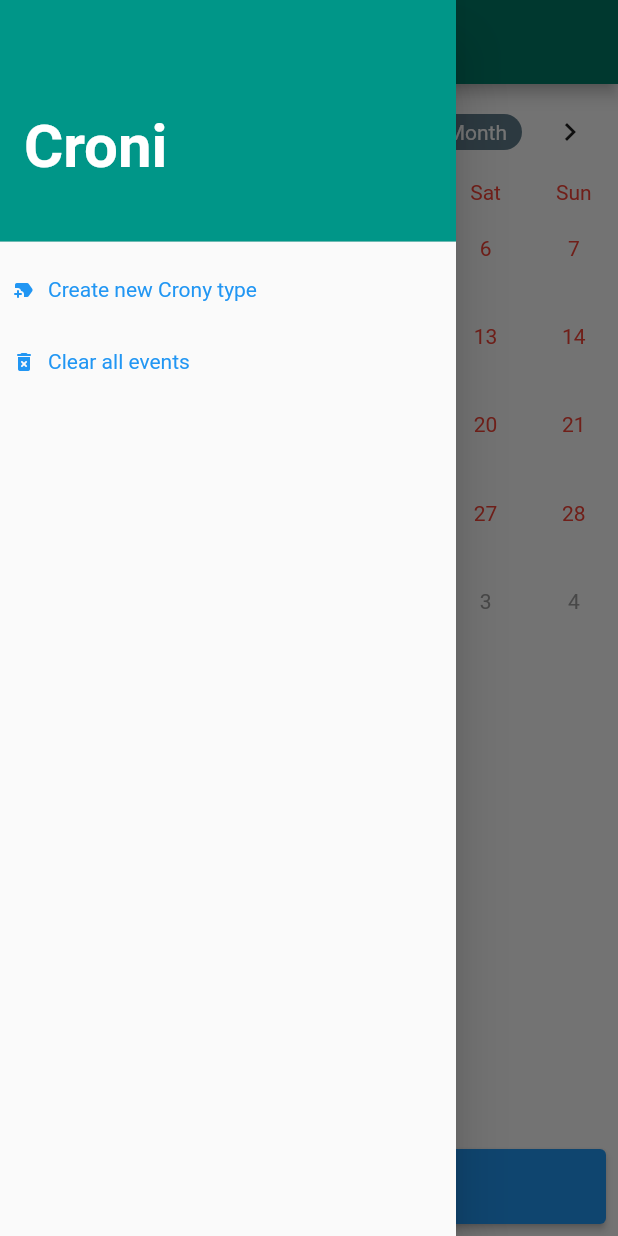
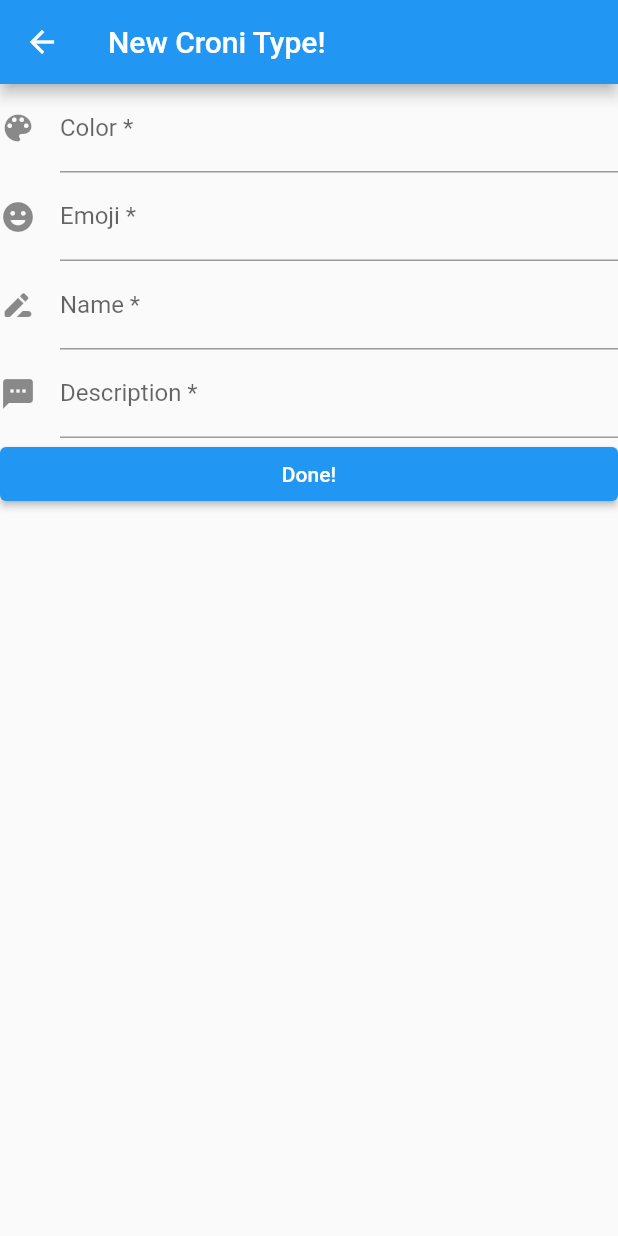
Before and after one commit to AlvaroFerGar/Croni, a Flutter app: the screen it shows after launch, in the side drawer, after a tap on "Create new Crony type", on a phone screen of 412 x 824 dp. Run offline on Flutter 3.47's test engine with Material 2 defaults, Android fonts, the light colour scheme and no system bars; drawn by our look-alikes of table_calendar; our stand-ins replace emoji_picker_flutter; missing offline and left inert: emoji_keyboard_flutter; statements that could not run were skipped.

Commit message:
Se crea el formulario para crear nuevos tipos de eventos Ya implementado selector de emojis
Signed-off-by: AlvaroFerGar <42245468+AlvaroFerGar@users.noreply.github.com>

```diff
--- /dev/null
+++ b/lib/cronitypeform.dart
@@ -0,0 +1,179 @@
+import 'package:emoji_picker_flutter/emoji_picker_flutter.dart';
+import 'package:flutter/material.dart';
+import 'package:emoji_keyboard_flutter/emoji_keyboard_flutter.dart';
+import 'package:flutter/services.dart';
+
+class CroniTypeForm extends StatefulWidget {
+  CroniTypeForm({super.key});
+
+  @override
+  State<CroniTypeForm> createState() => _CroniTypeFormState();
+}
+
+class _CroniTypeFormState extends State<CroniTypeForm> {
+  String _croniType = "";
+
+  String _croniName = '';
+
+  String _croniDescription = "";
+
+  final Key _formKey = Key("");
+
+  final TextEditingController _emojicontroller = TextEditingController();
+  bool _showEmojiKeyboard = false;
+  @override
+  Widget build(BuildContext context) {
+    return Scaffold(
+      appBar: AppBar(
+        title: const Text('New Croni Type!'),
+      ),
+      body: ListView(children: [
+        TextFormField(
+          initialValue: _croniName,
+          onChanged: (newValue) => _croniName = newValue,
+          decoration: const InputDecoration(
+            icon: Icon(Icons.color_lens_rounded),
+            labelText: 'Color *',
+          ),
+          onSaved: (String? value) {
+            _croniName = value!;
+
+            // This optional block of code can be used to run
+            // code when the user saves the form.
+          },
+          validator: (String? value) {
+            return (value != null && value.contains('@'))
+                ? 'Do not use the @ char.'
+                : null;
+          },
+        ),
+        TextFormField(
+          //initialValue: _croniName,
+          readOnly: true,
+          maxLengthEnforcement: MaxLengthEnforcement.enforced,
+          //maxLength: 1,
+          controller: _emojicontroller,
+          //onChanged: (newValue) => _croniName = newValue,
+          decoration: const InputDecoration(
+            icon: Icon(Icons.tag_faces_rounded),
+            labelText: 'Emoji *',
+          ),
+          onSaved: (String? value) {
+            _croniName = value!;
+
+            // This optional block of code can be used to run
+            // code when the user saves the form.
+          },
+          validator: (String? value) {
+            return (value != null && value.contains('@'))
+                ? 'Do not use the @ char.'
+                : null;
+          },
+          onTap: onTapEmojiField,
+        ),
+        /*Align(
+            child:EmojiKeyboard(
+                emotionController: _emojicontroller,
+                emojiKeyboardHeight: 200,
+                showEmojiKeyboard: _showEmojiKeyboard,
+                darkMode: false,
+            ),),
+        */
+        Visibility(
+          visible: _showEmojiKeyboard,
+          child: Align(
+            child: SizedBox(
+              height: 300,
+              child: EmojiPicker(
+                textEditingController: _emojicontroller,
+                config: Config(
+                  columns: 7,
+                  verticalSpacing: 0,
+                  horizontalSpacing: 0,
+                  gridPadding: EdgeInsets.zero,
+                  initCategory: Category.RECENT,
+                  bgColor: Color(0xFFF2F2F2),
+                  indicatorColor: Colors.blue,
+                  iconColor: Colors.grey,
+                  iconColorSelected: Colors.blue,
+                  progressIndicatorColor: Colors.blue,
+                  backspaceColor: Colors.blue,
+                  skinToneDialogBgColor: Colors.white,
+                  skinToneIndicatorColor: Colors.grey,
+                  enableSkinTones: true,
+                  showRecentsTab: false,
+                  tabIndicatorAnimDuration: kTabScrollDuration,
+                  categoryIcons: const CategoryIcons(),
+                  buttonMode: ButtonMode.MATERIAL,
+                ),
+                onEmojiSelected: onChangedEmojiField,
+              ),
+            ),
+          ),
+        ),
+        TextFormField(
+          initialValue: _croniName,
+          onChanged: (newValue) => _croniName = newValue,
+          decoration: const InputDecoration(
+            icon: Icon(Icons.drive_file_rename_outline_rounded),
+            labelText: 'Name *',
+          ),
+          onSaved: (String? value) {
+            _croniName = value!;
+
+            // This optional block of code can be used to run
+            // code when the user saves the form.
+          },
+          validator: (String? value) {
+            return (value != null && value.contains('@'))
+                ? 'Do not use the @ char.'
+                : null;
+          },
+        ),
+        TextFormField(
+          initialValue: _croniDescription,
+          onChanged: (newValue) => _croniDescription = newValue,
+          decoration: const InputDecoration(
+            icon: Icon(Icons.textsms),
+            labelText: 'Description *',
+          ),
+          onSaved: (String? value) {
+            _croniDescription = value!;
+            // This optional block of code can be used to run
+            // code when the user saves the form.
+          },
+          validator: (String? value) {
+            return (value != null && value.contains('@'))
+                ? 'Do not use the @ char.'
+                : null;
+          },
+        ),
+        ElevatedButton(
+          onPressed: () {
+            //_formKey.currentState.save();
+            setState(() {});
+            Navigator.pop(context, [_croniType, _croniName, _croniDescription]);
+            // Navigate back to first route when tapped.
+          },
+          child: const Text('Done!'),
+        ),
+      ]),
+    );
+  }
+
+  void onTapEmojiField() {
+    setState(() {
+      _showEmojiKeyboard = !_showEmojiKeyboard;
+    });
+  }
+
+  Future<void> onChangedEmojiField(category, Emoji emoji) async
+  {
+    print("onChanged");
+
+     _emojicontroller.text = emoji.emoji.toString();
+    setState(() {
+      _showEmojiKeyboard = false;
+    });
+    }
+  }
--- a/lib/main.dart
+++ b/lib/main.dart
@@ -3,6 +3,7 @@ import 'package:table_calendar/table_calendar.dart';
 
 import 'cronislab.dart';
 import 'cronieventform.dart';
+import 'cronitypeform.dart';
 
 void main() => runApp(MyApp());
 
@@ -68,9 +69,7 @@ class _HomeCalendarPageState extends State<HomeCalendarPage> {
               style: ButtonStyle(
                   backgroundColor:
                       MaterialStateProperty.all(Colors.transparent)),
-              onPressed: () {
-                print("pressed new");
-              },
+              onPressed: () => _onPressedNewCroniType(context),
               icon: Icon(
                 Icons.new_label_rounded,
                 size: 16.0,
@@ -90,41 +89,7 @@ class _HomeCalendarPageState extends State<HomeCalendarPage> {
               style: ButtonStyle(
                   backgroundColor:
                       MaterialStateProperty.all(Colors.transparent)),
-              onPressed: () {
-                print("pressed clear");
-
-                // set up the AlertDialog
-                Widget launchButton1 = TextButton(
-                  child: Text("Kill them!"),
-                  onPressed: () {
-                    print("killing events");
-                    _events.clear();
-                    Navigator.pop(context);
-                  },
-                );
-                Widget launchButton2 = TextButton(
-                  child: Text("Oh my god, no!"),
-                  onPressed: () {
-                    Navigator.pop(context);
-                  },
-                );
-                AlertDialog alert = AlertDialog(
-                  title: Text("Warning!"),
-                  content: Text(
-                      "Doing this will delete\nALL your Cronis!!!.\nIs this what you intend to do?"),
-                  actions: [
-                    launchButton1,
-                    launchButton2,
-                  ],
-                );
-                showDialog(
-                  context: context,
-                  builder: (BuildContext context) {
-                    return alert;
-                  },
-                );
-                setState(() {});
-              },
+              onPressed: () => _onClearAllEvents(context),
               icon: Icon(
                 Icons.delete_forever_rounded,
                 size: 16.0,
@@ -283,6 +248,52 @@ class _HomeCalendarPageState extends State<HomeCalendarPage> {
     );
   }
 
+  Future<void> _onClearAllEvents(BuildContext context) async {
+    print("pressed clear");
+
+    // set up the AlertDialog
+    Widget launchButton1 = TextButton(
+      child: Text("Kill them!"),
+      onPressed: () {
+        print("killing events");
+        _events.clear();
+        Navigator.pop(context);
+      },
+    );
+    Widget launchButton2 = TextButton(
+      child: Text("Oh my god, no!"),
+      onPressed: () {
+        Navigator.pop(context);
+      },
+    );
+    AlertDialog alert = AlertDialog(
+      title: Text("Warning!"),
+      content: Text(
+          "Doing this will delete\nALL your Cronis!!!.\nIs this what you intend to do?"),
+      actions: [
+        launchButton1,
+        launchButton2,
+      ],
+    );
+    showDialog(
+      context: context,
+      builder: (BuildContext context) {
+        return alert;
+      },
+    );
+    setState(() {});
+  }
+
+
+  Future<void> _onPressedNewCroniType(BuildContext context) async {
+    print("_onPressedNewCroniEvent  " + _selected_day.toString());
+    final result = await Navigator.push(
+        context, MaterialPageRoute(builder: (context) => CroniTypeForm()));
+    print(result);
+
+    return;
+  }
+
   Future<void> _onPressedNewCroniEvent(BuildContext context) async {
     print("_onPressedNewCroniEvent  " + _selected_day.toString());
     final result = await Navigator.push(
--- a/pubspec.yaml
+++ b/pubspec.yaml
@@ -33,6 +33,9 @@ dependencies:
   # Use with the CupertinoIcons class for iOS style icons.
   cupertino_icons: ^1.0.2
   english_words: ^4.0.0
+  emoji_picker_flutter: ^1.3.1
+  flutter_colorpicker: ^1.0.3
+  emoji_keyboard_flutter: ^1.3.1
   #list_spanish_words: ^0.1.0
 
 dev_dependencies:
```
Also changed, not shown: pubspec.lock.
